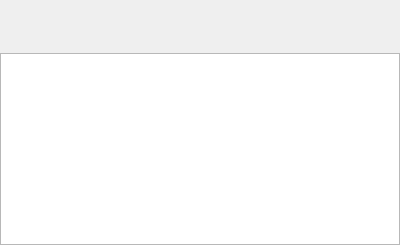
The window that FiducialRegistrationWizard/Widgets/Resources/UI/qSlicerSimpleMarkupsWidget.ui (SlicerIGT/SlicerIGT) describes before a commit, drawn with Qt 5.
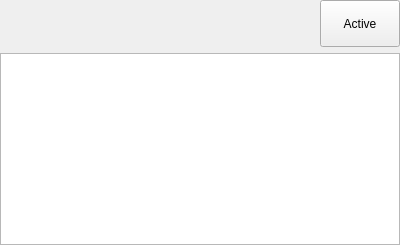
The same window after the commit. Custom widgets are drawn as their Qt base class.

Commit message: Added button to activate fiducial list; renamed output transform.

Diff of the .ui file:
```diff
--- a/FiducialRegistrationWizard/Widgets/Resources/UI/qSlicerSimpleMarkupsWidget.ui
+++ b/FiducialRegistrationWizard/Widgets/Resources/UI/qSlicerSimpleMarkupsWidget.ui
@@ -61,6 +61,19 @@
        </property>
       </widget>
      </item>
+     <item>
+      <widget class="QPushButton" name="ActiveButton">
+       <property name="sizePolicy">
+        <sizepolicy hsizetype="Fixed" vsizetype="Expanding">
+         <horstretch>0</horstretch>
+         <verstretch>0</verstretch>
+        </sizepolicy>
+       </property>
+       <property name="text">
+        <string>Active</string>
+       </property>
+      </widget>
+     </item>
     </layout>
    </item>
    <item>
```
The commit also changes 3 other files.
